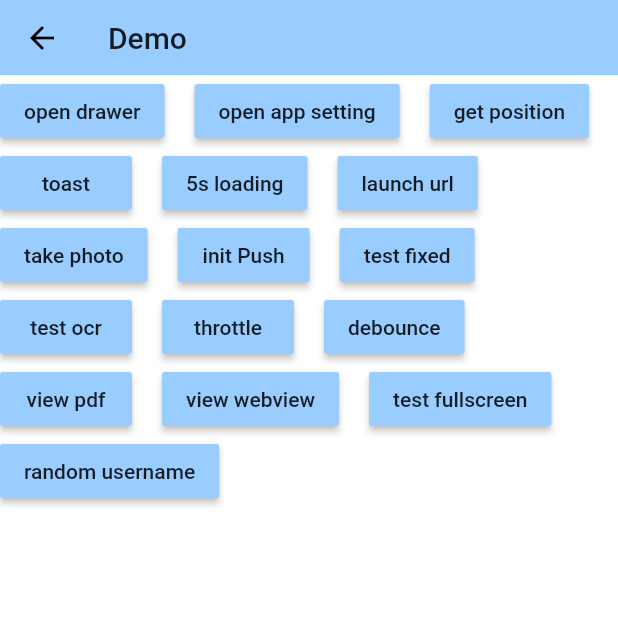
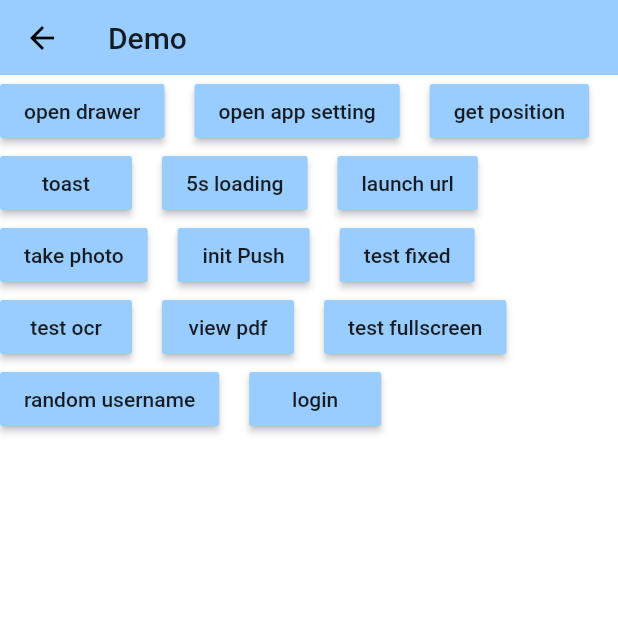
Before and after one commit to chavesgu/Flutter-Play, a Flutter app: the DemoPage screen opened directly, on a phone screen of 412 x 824 dp, the top half of it. Run offline on Flutter 3.47's test engine with Material 2 defaults, Android fonts, the phone set to English and light mode, and no system bars; our stand-ins replace audioplayers, camera, convert, cookie_jar, device_info, dio and 13 more; missing offline and left inert: amap_location, auto_orientation, dio_http2_adapter, flutter_alert, flutter_inappwebview and 7 more; accounts and stored records are empty; statements that could not run were skipped.

Commit message:
:pada: update

```diff
--- a/lib/pages/demo/demo.dart
+++ b/lib/pages/demo/demo.dart
@@ -20,6 +20,7 @@ import 'package:extended_image/extended_image.dart';
 import 'package:image_cropper/image_cropper.dart';
 // import 'package:qiniu_manager/qiniu_manager.dart';
 import 'package:push/push.dart';
+import 'package:mob_login/mob_login.dart';
 
 import 'package:flutter_play/utils/utils.dart';
 import 'package:flutter_play/variable.dart';
@@ -102,7 +103,7 @@ class DemoPageState extends State<DemoPage> with AutomaticKeepAliveClientMixin {
                 child: Text('launch url'),
               ),
               RaisedButton(
-                onPressed: ()async {
+                onPressed: () {
                   chooseImageSourse();
                 },
                 child: Text('take photo'),
@@ -126,29 +127,17 @@ class DemoPageState extends State<DemoPage> with AutomaticKeepAliveClientMixin {
                 },
               ),
               RaisedButton(
-                child: Text('throttle'),
-                onPressed: () {
-                  throttle();
-                },
-              ),
-              RaisedButton(
-                child: Text('debounce'),
-                onPressed: () {
-                  debounce();
-                },
-              ),
-              RaisedButton(
                 child: Text('view pdf'),
                 onPressed: () {
                   Navigator.of(context).pushNamed('${PDFView.name}?url=${Uri.encodeComponent('https://cdn.chavesgu.com/profile.pdf')}');
                 },
               ),
-              RaisedButton(
-                child: Text('view webview'),
-                onPressed: () {
-                  Navigator.of(context).pushNamed('${WebView.name}?url=${Uri.encodeQueryComponent('http://10.10.14.210:8080/a')}');
-                }
-              ),
+//              RaisedButton(
+//                child: Text('view webview'),
+//                onPressed: () {
+//                  Navigator.of(context).pushNamed('${WebView.name}?url=${Uri.encodeQueryComponent('http://10.10.14.210:8080/a')}');
+//                }
+//              ),
               RaisedButton(
                 child: Text('test fullscreen'),
                 onPressed: () {
@@ -165,6 +154,12 @@ class DemoPageState extends State<DemoPage> with AutomaticKeepAliveClientMixin {
                 onPressed: () {
                   var setName = context.read<UserModel>().setUserName;
                   setName(Random().nextInt(100).toString());
+                },
+              ),
+              RaisedButton(
+                child: Text('login'),
+                onPressed: () {
+                  MobLogin.login(context);
                 },
               ),
             ],
@@ -194,11 +189,11 @@ class DemoPageState extends State<DemoPage> with AutomaticKeepAliveClientMixin {
     AMapLocationClient.startup(AMapLocationOption(
       desiredAccuracy:CLLocationAccuracy.kCLLocationAccuracyHundredMeters,
     ));
-    final token = generateToken(
-      'fe5756a59abc11e8a7830242ac640015',
-      '0oLcr8AsoQmq',
-      '00000005'
-    );
+//    final token = generateToken(
+//      'fe5756a59abc11e8a7830242ac640015',
+//      '0oLcr8AsoQmq',
+//      '00000005'
+//    );
 //    channel = IOWebSocketChannel.connect("ws://apiv0.fantaiai.com/ws?token=$token");
 //    channel.stream.listen((data) {
 //      setState(() {
@@ -317,8 +312,7 @@ class DemoPageState extends State<DemoPage> with AutomaticKeepAliveClientMixin {
                 height: 50,
                 child: FlatButton(
                   onPressed: () {
-                    Navigator.pop(context);
-                    getImage(SourceType.camera);
+                    Navigator.pop(context, SourceType.camera);
                   },
                   child: Text('拍照'),
                 ),
@@ -328,8 +322,7 @@ class DemoPageState extends State<DemoPage> with AutomaticKeepAliveClientMixin {
                 height: 50,
                 child: FlatButton(
                   onPressed: () {
-                    Navigator.pop(context);
-                    getImage(SourceType.gallery);
+                    Navigator.pop(context, SourceType.gallery);
                   },
                   child: Text('相册'),
                 ),
@@ -338,15 +331,16 @@ class DemoPageState extends State<DemoPage> with AutomaticKeepAliveClientMixin {
           ),
         );
       }
-    );
+    ).then((popValue) {
+      getImage(popValue);
+    });
   }
 
   getImage(SourceType source) async {
     String imagePath;
     List<File> images = await Utils.imagePicker(
-      context,
       source: source,
-      maxImages: 2
+      maxImages: 1
     );
     imagePath = images.first.path;
     if (imagePath!=null) {
@@ -356,10 +350,12 @@ class DemoPageState extends State<DemoPage> with AutomaticKeepAliveClientMixin {
         compressQuality: 90,
 //        cropStyle: CropStyle.circle,
       );
-      setState(() {
-        print('压缩后:'+cropImage.path);
-        _image = cropImage;
-      });
+      if (cropImage!=null) {
+        setState(() {
+          print('压缩后:'+cropImage.path);
+          _image = cropImage;
+        });
+      }
     }
   }
 
--- a/lib/pages/entry.dart
+++ b/lib/pages/entry.dart
@@ -77,7 +77,7 @@ class EntryPageState extends State<EntryPage> with WidgetsBindingObserver {
           _renderDrawerItem(
             text: '关于我们',
             onTap: () {
-              Navigator.of(context).pushNamed('${AboutPage.name}?url=${Uri.encodeQueryComponent('https://www.chavesgu.com')}');
+              Navigator.of(context).pushNamed('${WebView.name}?url=${Uri.encodeQueryComponent('https://www.chavesgu.com')}');
             }
           ),
         ],
--- a/lib/pages/global/splashBanner.dart
+++ b/lib/pages/global/splashBanner.dart
@@ -25,8 +25,9 @@ class SplashBannerState extends State<SplashBanner> {
 
   @override
   Widget build(BuildContext context) {
+    final Brightness brightness = context.read<ThemeModel>().brightness;
     return MyBrightness(
-      brightness: context.read<ThemeModel>().brightness,
+      brightness: brightness,
       child: Container(
         width: vw,
         height: vh,
--- a/lib/utils/utils.dart
+++ b/lib/utils/utils.dart
@@ -19,7 +19,12 @@ import 'package:uuid/uuid.dart';
 class Utils {
 
   // 选取照片
-  static Future<List<File>> imagePicker(BuildContext context, { SourceType source = SourceType.gallery, int maxImages = 1, int quality = 100 })async {
+  static Future<List<File>> imagePicker({
+    BuildContext context,
+    SourceType source = SourceType.gallery,
+    int maxImages = 1,
+    int quality = 100
+  })async {
     String permissionReason = '';
     bool hasPermission = false;
     List<File> output = [];
@@ -79,7 +84,7 @@ class Utils {
       return output;
     } else {
       showAlert(
-        context: context,
+        context: context ?? globalContext,
         barrierDismissible: false,
         title: '提示',
         body: permissionReason,
@@ -154,7 +159,7 @@ class Loading {
     BuildContext context,
     String msg,
     bool mask = true,
-    Duration duration = const Duration(seconds: 30),
+    Duration duration = const Duration(seconds: 60),
   }) async {
     if (_currentEntry!=null) return;
 
--- a/pubspec.yaml
+++ b/pubspec.yaml
@@ -72,6 +72,8 @@ dependencies:
   native_pdf_view: ^3.6.2
   push:
     path: ../flutter-plugin/push/
+  mob_login:
+    path: ../flutter-plugin/mob_login/
 #  page_life_cycle: 1.1.0
   flutter_inner_drawer: 0.5.4
 
```
Also changed, not shown: lib/main.dart (+7 -4 lines), pubspec.lock, 7 other files.
